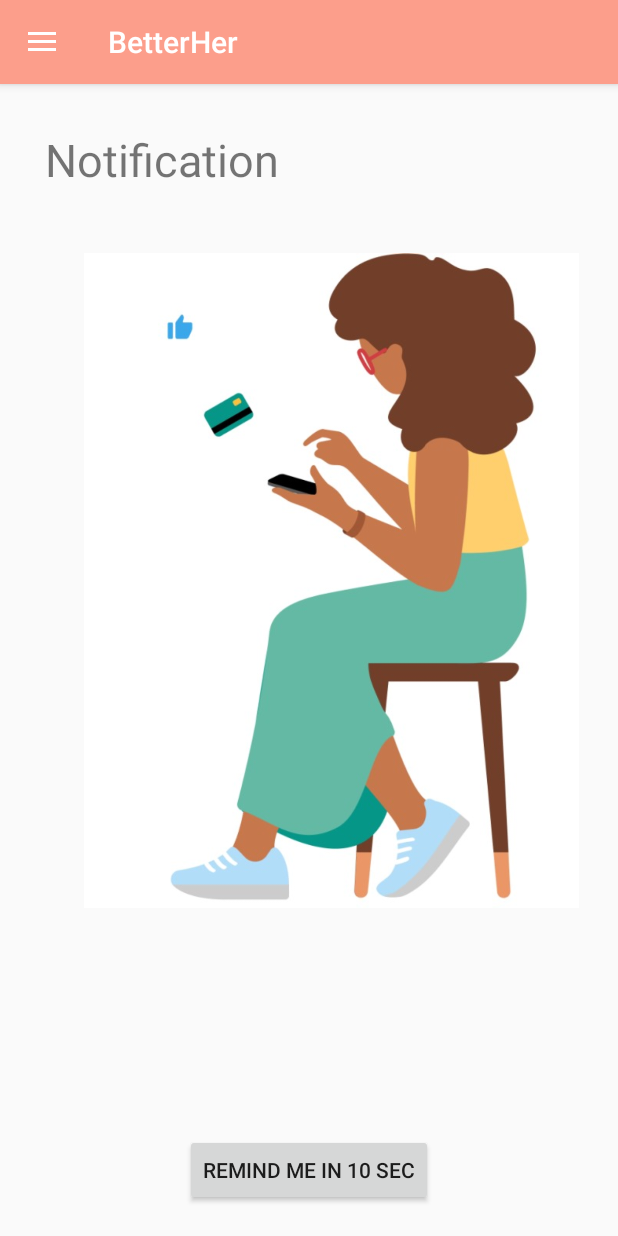
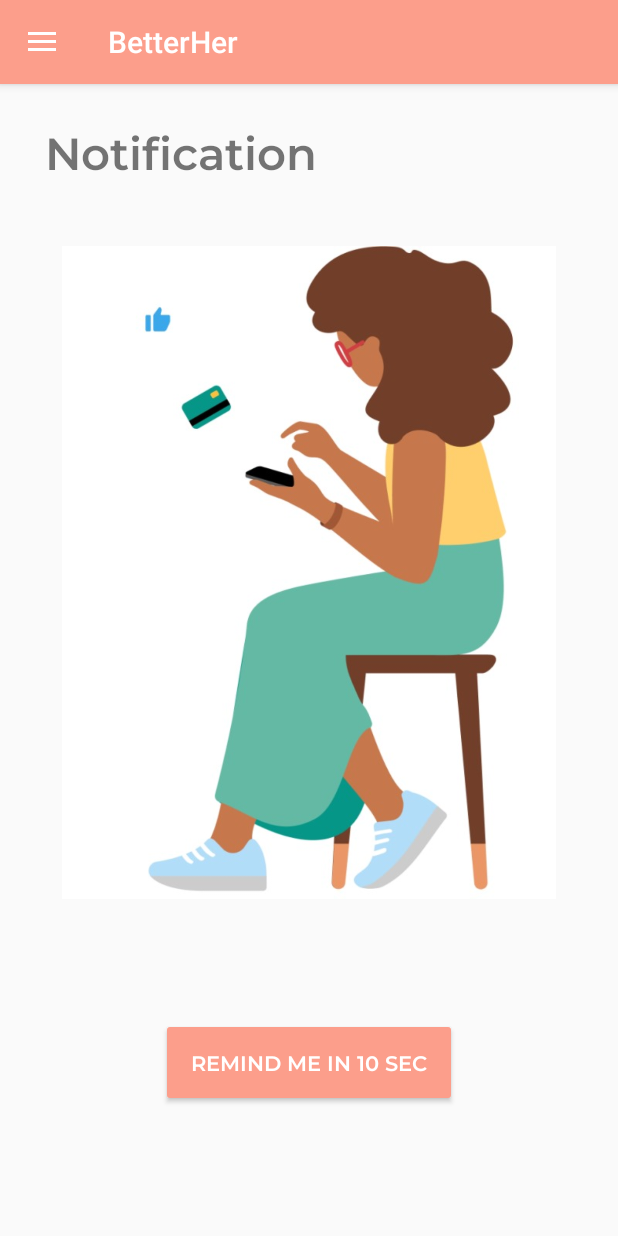
Before and after one commit to fyiernzy/UM_WIA2007_Assignment, an Android app: the fragment NotificationFragment placed in its activity, on a phone screen of 412 x 824 dp. Run offline under Robolectric (Android 15) with nearby library versions, the phone set to English and light mode, and no system bars; our stand-ins replace Firebase (no records; nobody signed in at launch, a user with empty details on screens opened directly); pictures from the network do not load; Roboto replaces fonts that are not available here.

Commit message:
Update Notification

```diff
--- a/BetterHer2/app/src/main/AndroidManifest.xml
+++ b/BetterHer2/app/src/main/AndroidManifest.xml
@@ -14,6 +14,7 @@
     <uses-permission android:name="android.permission.READ_EXTERNAL_STORAGE" />
     <uses-permission android:name="android.permission.ACCESS_NETWORK_STATE" />
     <uses-permission android:name="android.permission.WRITE_EXTERNAL_STORAGE" />
+    <uses-permission android:name="android.permission.POST_NOTIFICATIONS " />
 
     <application
         android:allowBackup="true"
@@ -103,7 +104,10 @@
 
         <activity
             android:name=".forum.ViewPostActivity"
-            android:exported="true"/>
+            android:exported="true" />
+
+        <receiver android:name=".Notification.ReminderBroadcast" />
+
 
     </application>
 
--- a/BetterHer2/app/src/main/res/layout/fragment_notification.xml
+++ b/BetterHer2/app/src/main/res/layout/fragment_notification.xml
@@ -9,7 +9,8 @@
         android:layout_width="wrap_content"
         android:layout_height="wrap_content"
         android:layout_marginStart="30dp"
-        android:layout_marginTop="30dp"
+        android:layout_marginTop="25dp"
+        android:fontFamily="@font/montserrat_semi_bold"
         android:text="Notification"
         android:textSize="30dp"
         app:layout_constraintStart_toStartOf="parent"
@@ -19,27 +20,30 @@
         android:id="@+id/iv_notification"
         android:layout_width="0dp"
         android:layout_height="0dp"
-        android:layout_marginStart="30dp"
         android:layout_marginTop="30dp"
         android:src="@drawable/pic1"
+        app:layout_constraintEnd_toEndOf="parent"
         app:layout_constraintHeight_percent="0.6"
-        app:layout_constraintWidth_percent="0.8"
-        app:layout_constraintEnd_toEndOf="parent"
         app:layout_constraintStart_toStartOf="parent"
-        app:layout_constraintTop_toBottomOf="@id/tv_notification" />
+        app:layout_constraintTop_toBottomOf="@id/tv_notification"
+        app:layout_constraintWidth_percent="0.8" />
 
     <Button
         android:id="@+id/button"
         android:layout_width="wrap_content"
         android:layout_height="wrap_content"
         android:layout_marginStart="8dp"
-        android:layout_marginTop="30dp"
         android:layout_marginEnd="8dp"
         android:layout_marginBottom="20dp"
+        android:backgroundTint="@color/pink"
+        android:fontFamily="@font/montserrat_semi_bold"
+        android:padding="20dp"
         android:text="Remind Me in 10 Sec"
+        android:textColor="@color/white"
         app:layout_constraintBottom_toBottomOf="parent"
         app:layout_constraintEnd_toEndOf="parent"
-        app:layout_constraintStart_toStartOf="parent" />
+        app:layout_constraintStart_toStartOf="parent"
+        app:layout_constraintTop_toBottomOf="@+id/iv_notification" />
 
 
 </androidx.constraintlayout.widget.ConstraintLayout>
```
Also changed, not shown: BetterHer2/app/src/main/java/com/example/betterher/Notification/ReminderBroadcast.java (+12 -38 lines).
